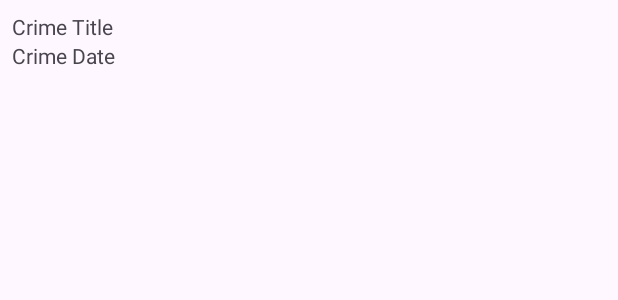
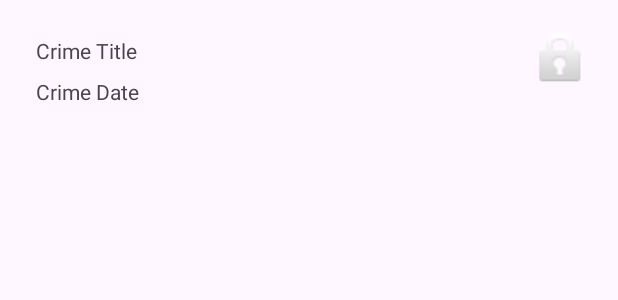
Before and after one commit to klodmit/CriminalIntent, an Android app: the layout list_item_crime.xml on its own in the app's theme, with its tools: preview values and no code run, on a phone screen of 412 x 824 dp. Shown: the top 300 px of the screen. Run offline under Robolectric (Android 15) with nearby library versions, the phone set to English and light mode, and no system bars.

Commit message:
Lesson 10 Constrait Layout and ImageView

```diff
--- a/app/src/main/java/ru/klodmit/criminalintent/CrimeListFragment.kt
+++ b/app/src/main/java/ru/klodmit/criminalintent/CrimeListFragment.kt
@@ -6,6 +6,7 @@ import android.util.Log
 import android.view.LayoutInflater
 import android.view.View
 import android.view.ViewGroup
+import android.widget.ImageView
 import android.widget.TextView
 import android.widget.Toast
 import androidx.fragment.app.Fragment
@@ -50,6 +51,7 @@ class CrimeListFragment : Fragment() {
     private inner class CrimeHolder(view: View) : RecyclerView.ViewHolder(view),
         View.OnClickListener {
         private lateinit var crime: Crime
+        private val solvedImageView: ImageView = itemView.findViewById(R.id.crime_solved)
         val titleTextView: TextView = itemView.findViewById(R.id.crime_title)
         val dateTextView: TextView = itemView.findViewById(R.id.crime_date)
 
@@ -61,6 +63,11 @@ class CrimeListFragment : Fragment() {
             this.crime = crime
             titleTextView.text = this.crime.title
             dateTextView.text = this.crime.date.toString()
+            solvedImageView.visibility = if(crime.isSolved){
+                View.VISIBLE
+            } else {
+                View.GONE
+            }
         }
 
         override fun onClick(v: View?) {
--- a/app/src/main/res/layout/list_item_crime.xml
+++ b/app/src/main/res/layout/list_item_crime.xml
@@ -1,19 +1,51 @@
 <?xml version="1.0" encoding="utf-8"?>
-<LinearLayout xmlns:android="http://schemas.android.com/apk/res/android"
-    android:orientation="vertical"
+<androidx.constraintlayout.widget.ConstraintLayout xmlns:android="http://schemas.android.com/apk/res/android"
+    xmlns:app="http://schemas.android.com/apk/res-auto"
+    xmlns:tools="http://schemas.android.com/tools"
     android:layout_width="match_parent"
     android:layout_height="wrap_content"
+    android:orientation="vertical"
     android:padding="8dp">
 
     <TextView
         android:id="@+id/crime_title"
-        android:layout_width="match_parent"
+        android:layout_width="0dp"
         android:layout_height="wrap_content"
-        android:text="Crime Title"/>
+        android:layout_marginStart="16dp"
+        android:layout_marginTop="16dp"
+        android:layout_marginEnd="8dp"
+        android:text="Crime Title"
+        app:layout_constraintEnd_toStartOf="@+id/crime_solved"
+        app:layout_constraintHorizontal_bias="0.619"
+        app:layout_constraintStart_toStartOf="parent"
+        app:layout_constraintTop_toTopOf="parent" />
+
     <TextView
         android:id="@+id/crime_date"
-        android:layout_width="match_parent"
+        android:layout_width="0dp"
         android:layout_height="wrap_content"
-        android:text="Crime Date"/>
+        android:layout_marginStart="16dp"
+        android:layout_marginTop="8dp"
+        android:layout_marginEnd="8dp"
+        android:text="Crime Date"
+        app:layout_constraintBottom_toBottomOf="parent"
+        app:layout_constraintEnd_toStartOf="@+id/crime_solved"
+        app:layout_constraintHorizontal_bias="0.604"
+        app:layout_constraintStart_toStartOf="parent"
+        app:layout_constraintTop_toBottomOf="@+id/crime_title"
+        app:layout_constraintVertical_bias="0.0" />
 
-</LinearLayout>
+    <ImageView
+        android:id="@+id/crime_solved"
+        android:layout_width="43dp"
+        android:layout_height="44dp"
+        android:layout_marginTop="8dp"
+        android:layout_marginEnd="8dp"
+        android:layout_marginBottom="8dp"
+        app:layout_constraintBottom_toBottomOf="parent"
+        app:layout_constraintEnd_toEndOf="parent"
+        app:layout_constraintTop_toTopOf="parent"
+        app:layout_constraintVertical_bias="0.4"
+        app:srcCompat="@android:drawable/ic_lock_idle_lock" />
+
+</androidx.constraintlayout.widget.ConstraintLayout>
```
